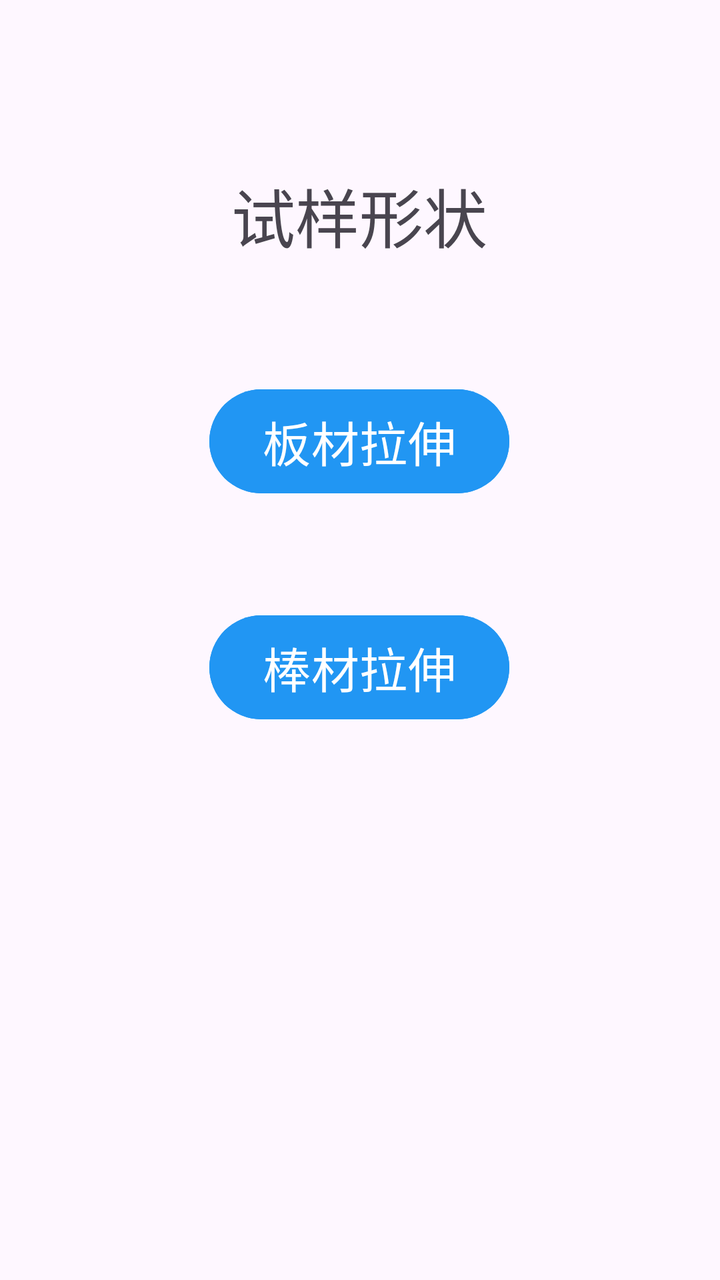
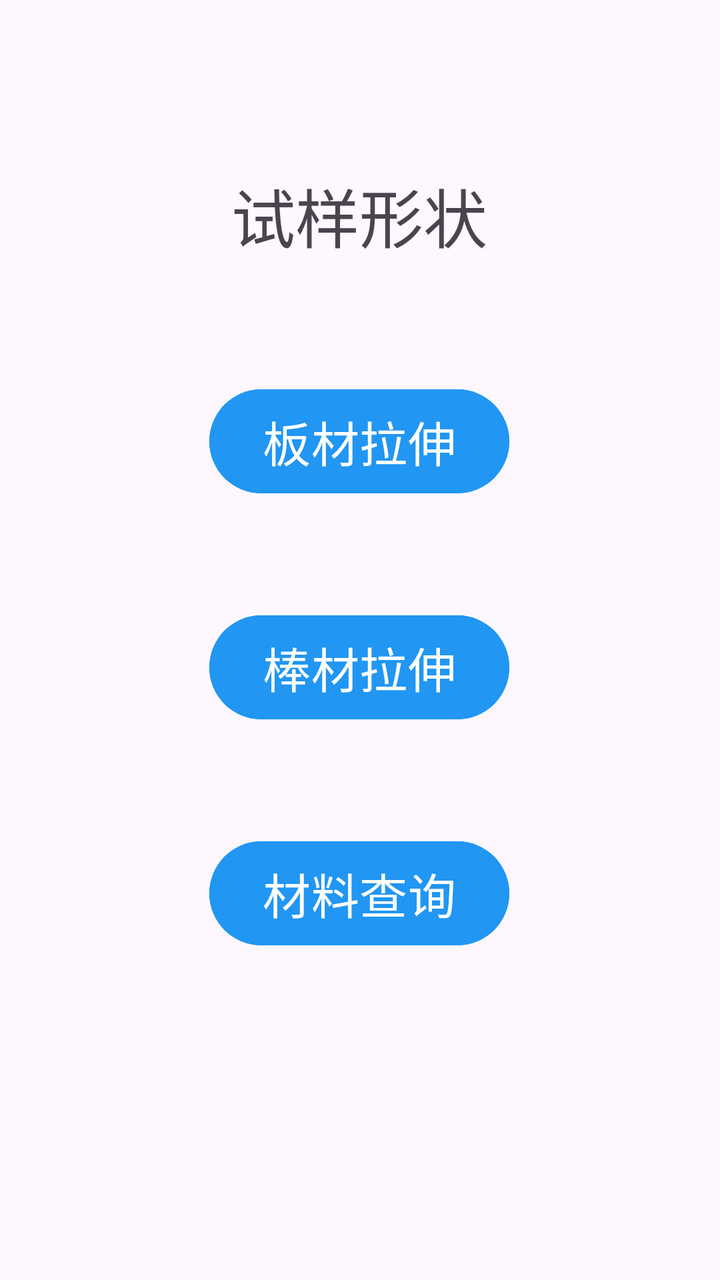

The first picture is an Android layout as it rendered before a commit; the second is the same layout after the commit. The layout source and the unified diff follow.
<!-- AndroidManifest.xml: application theme Theme.SZ_T -->
<!-- res/layout/activity_la_shen_view.xml -->
<?xml version="1.0" encoding="utf-8"?>
<androidx.constraintlayout.widget.ConstraintLayout xmlns:android="http://schemas.android.com/apk/res/android"
    xmlns:app="http://schemas.android.com/apk/res-auto"
    xmlns:tools="http://schemas.android.com/tools"
    android:layout_width="match_parent"
    android:layout_height="match_parent"
    tools:context=".LaShenView">

    <TextView
        android:id="@+id/textView28"
        android:layout_width="wrap_content"
        android:layout_height="wrap_content"
        android:layout_marginTop="84dp"
        android:text="试样形状"
        android:textSize="32sp"
        app:layout_constraintEnd_toEndOf="parent"
        app:layout_constraintHorizontal_bias="0.498"
        app:layout_constraintStart_toStartOf="parent"
        app:layout_constraintTop_toTopOf="parent" />

    <Button
        android:id="@+id/button_yb"
        android:layout_width="150dp"
        android:layout_height="60dp"
        android:layout_marginTop="53dp"
        android:backgroundTint="#2196F3"
        android:text="棒材拉伸"
        android:textSize="24sp"
        app:layout_constraintEnd_toEndOf="parent"
        app:layout_constraintHorizontal_bias="0.498"
        app:layout_constraintStart_toStartOf="parent"
        app:layout_constraintTop_toBottomOf="@+id/button_bc" />

    <Button
        android:id="@+id/button_bc"
        android:layout_width="150dp"
        android:layout_height="60dp"
        android:layout_marginTop="60dp"
        android:backgroundTint="#2196F3"
        android:text="板材拉伸"
        android:textSize="24sp"
        app:layout_constraintEnd_toEndOf="parent"
        app:layout_constraintHorizontal_bias="0.498"
        app:layout_constraintStart_toStartOf="parent"
        app:layout_constraintTop_toBottomOf="@+id/textView28" />
</androidx.constraintlayout.widget.ConstraintLayout>
<!-- resources referenced by this layout -->
<resources>
  <style name="Theme.SZ_T" parent="Base.Theme.SZ_T" />
  <style name="Base.Theme.SZ_T" parent="Theme.Material3.DayNight.NoActionBar">
          
          
          <item name="colorPrimaryDark">@color/colorPrimaryDark</item>
      </style>
  <color name="colorPrimaryDark">#1781FF</color>
</resources>

<!-- the commit's change to res/layout/activity_la_shen_view.xml (unified diff, before → after) -->
@@ -32,6 +32,19 @@
         app:layout_constraintTop_toBottomOf="@+id/button_bc" />
 
     <Button
+        android:id="@+id/button_cx"
+        android:layout_width="150dp"
+        android:layout_height="60dp"
+        android:layout_marginTop="53dp"
+        android:backgroundTint="#2196F3"
+        android:text="材料查询"
+        android:textSize="24sp"
+        app:layout_constraintEnd_toEndOf="parent"
+        app:layout_constraintHorizontal_bias="0.498"
+        app:layout_constraintStart_toStartOf="parent"
+        app:layout_constraintTop_toBottomOf="@+id/button_yb" />
+
+    <Button
         android:id="@+id/button_bc"
         android:layout_width="150dp"
         android:layout_height="60dp"
